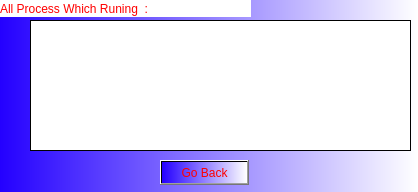
First picture: the form in test2_a_r.ui, repository ALITO1998/os-task, before the edit.
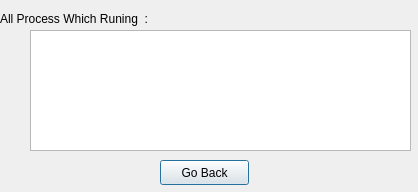
Second picture: the form after the edit.

```diff
--- a/test2_a_r.ui
+++ b/test2_a_r.ui
@@ -14,21 +14,19 @@
    <string>Dialog</string>
   </property>
   <property name="styleSheet">
-   <string notr="true">background-color: qlineargradient(spread:pad, x1:0, y1:0, x2:1, y2:0, stop:0 rgba(36, 0, 255, 255), stop:1 rgba(255, 255, 255, 255));</string>
+   <string notr="true"/>
   </property>
   <widget class="QLabel" name="label">
    <property name="geometry">
     <rect>
      <x>0</x>
-     <y>0</y>
-     <width>251</width>
+     <y>10</y>
+     <width>191</width>
      <height>17</height>
     </rect>
    </property>
    <property name="styleSheet">
-    <string notr="true">background-color: qlineargradient(spread:pad, x1:0, y1:0, x2:1, y2:0, stop:0 rgba(255, 255, 255, 255));
-color: qlineargradient(spread:pad, x1:0, y1:0, x2:0, y2:0, stop:0 rgba(255, 0, 0, 255), stop:1 rgba(255, 255, 255, 255));
-font: 57 italic 18pt &quot;URW Chancery L&quot;;</string>
+    <string notr="true"/>
    </property>
    <property name="text">
     <string>All Process Which Runing  :</string>
@@ -38,15 +36,13 @@
    <property name="geometry">
     <rect>
      <x>30</x>
-     <y>20</y>
+     <y>30</y>
      <width>381</width>
-     <height>131</height>
+     <height>121</height>
     </rect>
    </property>
    <property name="styleSheet">
-    <string notr="true">background-color: qlineargradient(spread:pad, x1:0, y1:0, x2:1, y2:0, stop:0 rgba(255, 255, 255, 255));
-font: 57 italic 14pt &quot;URW Chancery L&quot;;
-color: qlineargradient(spread:pad, x1:0, y1:0, x2:0, y2:0, stop:0 rgba(255, 0, 0, 255), stop:1 rgba(255, 255, 255, 255));</string>
+    <string notr="true"/>
    </property>
   </widget>
   <widget class="QPushButton" name="pushButton">
@@ -59,7 +55,7 @@
     </rect>
    </property>
    <property name="styleSheet">
-    <string notr="true">color: qlineargradient(spread:pad, x1:0, y1:0, x2:0, y2:0, stop:0 rgba(255, 0, 0, 255), stop:1 rgba(255, 255, 255, 255));</string>
+    <string notr="true"/>
    </property>
    <property name="text">
     <string>Go Back</string>
```
